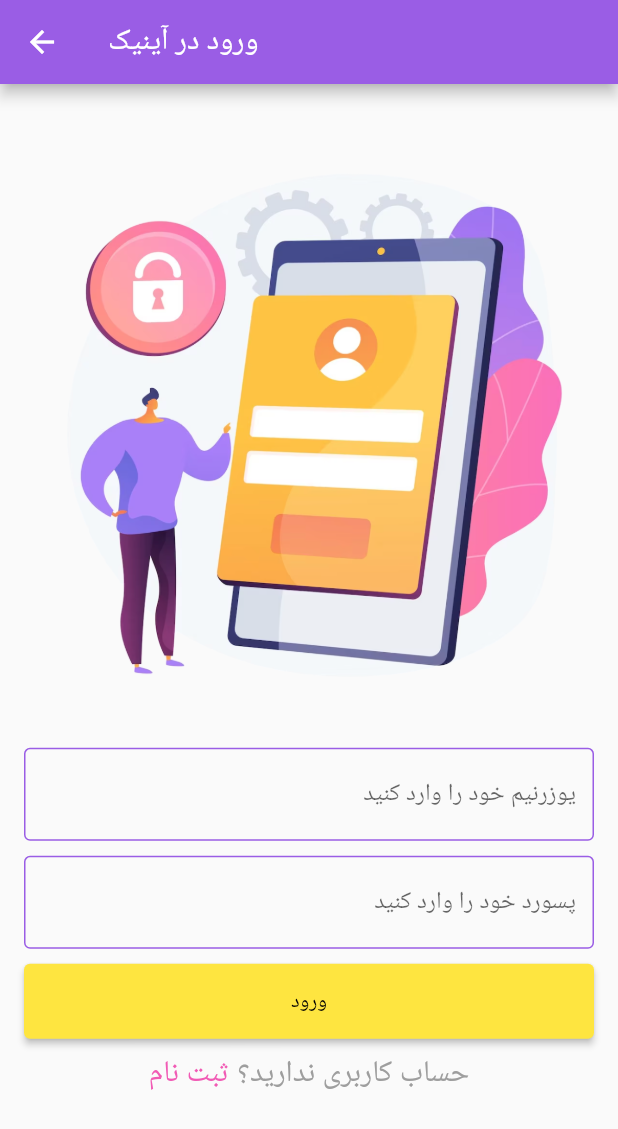
After one commit to Hediyeh-Eshaqi/ainik-frontend, a Flutter app: the screen it shows after launch, scrolled down 576 dp, after a tap on the "login" icon, on a phone screen of 412 x 824 dp. The commit adds this screen. Shown: the top 1129 px of the screen. Run offline on Flutter 3.47's test engine with Material 2 defaults, Android fonts, the phone set to English and light mode, and no system bars; our stand-ins replace flutter_image_slideshow.

Commit message:
add login/register page

```diff
--- a/lib/main.dart
+++ b/lib/main.dart
@@ -1,3 +1,4 @@
+import 'package:ainik_frontend/pages/login_register.dart';
 import 'package:ainik_frontend/widgets/custom_app_bar.dart';
 import 'package:ainik_frontend/widgets/custom_bottom_app_bar.dart';
 import 'package:ainik_frontend/pages/home_page.dart';
@@ -13,13 +14,16 @@ class MyApp extends StatelessWidget {
   // This widget is the root of your application.
   @override
   Widget build(BuildContext context) {
-    return const MaterialApp(
+    return MaterialApp(
       debugShowCheckedModeBanner: false,
       title: 'آینیک',
-      home: Directionality(
+      home: const Directionality(
         textDirection: TextDirection.rtl,
         child: AInik(title: "آینیک"),
       ),
+      routes: {
+        LoginRegister.routeName: (_) => LoginRegister(),
+      },
     );
   }
 }
--- /dev/null
+++ b/lib/pages/login_register.dart
@@ -0,0 +1,285 @@
+import 'package:ainik_frontend/common/colors.dart';
+import 'package:flutter/foundation.dart';
+import 'package:flutter/gestures.dart';
+import 'package:flutter/material.dart';
+
+class LoginRegister extends StatefulWidget {
+  const LoginRegister({super.key});
+  static const routeName = "/ligin_register";
+  @override
+  State<LoginRegister> createState() => _LoginRegisterState();
+}
+
+class _LoginRegisterState extends State<LoginRegister> {
+  String activePart = "ورود";
+  TextStyle defaultStyle = TextStyle(color: Colors.grey, fontSize: 20.0);
+  TextStyle linkStyle = TextStyle(color: AinikColors["danger"]);
+  TextEditingController usernameController = new TextEditingController();
+  TextEditingController passwordController = new TextEditingController();
+  TextEditingController confirmPasswordController = new TextEditingController();
+  TextEditingController nameController = new TextEditingController();
+  bool isChecked = false;
+  @override
+  Widget build(BuildContext context) {
+    Color getColor(Set<MaterialState> states) {
+      const Set<MaterialState> interactiveStates = <MaterialState>{
+        MaterialState.pressed,
+        MaterialState.hovered,
+        MaterialState.focused,
+      };
+      return Color.fromARGB(255, 241, 91, 181);
+    }
+
+    return Scaffold(
+      appBar: !kIsWeb
+          ? AppBar(
+              backgroundColor: AinikColors["primary"],
+              title: Text(activePart + " در آینیک"),
+            )
+          : null,
+      body: activePart == "ثبت نام"
+          ? SingleChildScrollView(
+              child: Center(
+                child: Container(
+                  padding: const EdgeInsets.all(10),
+                  width: 400,
+                  child: Column(
+                    mainAxisAlignment: MainAxisAlignment.center,
+                    children: [
+                      const SizedBox(
+                        height: 30,
+                      ),
+                      Image.asset("lib/assets/images/register.png"),
+                      const SizedBox(
+                        height: 40,
+                      ),
+                      TextField(
+                        textAlign: TextAlign.end,
+                        controller: usernameController,
+                        decoration: const InputDecoration(
+                          enabledBorder: OutlineInputBorder(
+                            borderSide: BorderSide(
+                              color: Color.fromARGB(255, 154, 93, 229),
+                            ),
+                          ),
+                          hintText: 'یوزرنیم خود را وارد کنید',
+                          focusedBorder: OutlineInputBorder(
+                            borderSide: BorderSide(
+                              color: Color.fromARGB(255, 154, 93, 229),
+                            ),
+                          ),
+                        ),
+                      ),
+                      const SizedBox(
+                        height: 10,
+                      ),
+                      TextField(
+                        textAlign: TextAlign.end,
+                        controller: passwordController,
+                        decoration: const InputDecoration(
+                          enabledBorder: OutlineInputBorder(
+                            borderSide: BorderSide(
+                                color: Color.fromARGB(255, 154, 93, 229)),
+                          ),
+                          hintText: 'پسورد خود را وارد کنید',
+                          focusedBorder: OutlineInputBorder(
+                            borderSide: BorderSide(
+                              color: Color.fromARGB(255, 154, 93, 229),
+                            ),
+                          ),
+                        ),
+                      ),
+                      const SizedBox(
+                        height: 10,
+                      ),
+                      TextField(
+                        textAlign: TextAlign.end,
+                        controller: confirmPasswordController,
+                        decoration: const InputDecoration(
+                          enabledBorder: OutlineInputBorder(
+                            borderSide: BorderSide(
+                                color: Color.fromARGB(255, 154, 93, 229)),
+                          ),
+                          hintText: 'پسورد خود را تکرار کنید',
+                          focusedBorder: OutlineInputBorder(
+                            borderSide: BorderSide(
+                              color: Color.fromARGB(255, 154, 93, 229),
+                            ),
+                          ),
+                        ),
+                      ),
+                      const SizedBox(
+                        height: 10,
+                      ),
+                      Row(
+                        mainAxisAlignment: MainAxisAlignment.end,
+                        children: [
+                          Text(
+                            "میخواهم به عنوان خیریه ثبت نام کنم",
+                            style: TextStyle(
+                                color: AinikColors["danger"], fontSize: 18),
+                          ),
+                          Checkbox(
+                            checkColor: Colors.white,
+                            fillColor:
+                                MaterialStateProperty.resolveWith(getColor),
+                            value: isChecked,
+                            onChanged: (bool? value) {
+                              setState(() {
+                                isChecked = value!;
+                              });
+                            },
+                          ),
+                        ],
+                      ),
+                      isChecked
+                          ? TextField(
+                              textAlign: TextAlign.end,
+                              controller: nameController,
+                              decoration: const InputDecoration(
+                                enabledBorder: OutlineInputBorder(
+                                  borderSide: BorderSide(
+                                      color: Color.fromARGB(255, 154, 93, 229)),
+                                ),
+                                hintText: 'نام خیریه را وارد کنید',
+                                focusedBorder: OutlineInputBorder(
+                                  borderSide: BorderSide(
+                                    color: Color.fromARGB(255, 154, 93, 229),
+                                  ),
+                                ),
+                              ),
+                            )
+                          : Text(""),
+                      const SizedBox(
+                        height: 10,
+                      ),
+                      Container(
+                        width: 400,
+                        height: 50,
+                        child: ElevatedButton(
+                          onPressed: () {},
+                          style: OutlinedButton.styleFrom(
+                            backgroundColor: AinikColors["warning"],
+                            foregroundColor: Colors.black,
+                          ),
+                          child: const Text("ثبت نام"),
+                        ),
+                      ),
+                      const SizedBox(
+                        height: 10,
+                      ),
+                      RichText(
+                        text: TextSpan(
+                          style: defaultStyle,
+                          children: <TextSpan>[
+                            const TextSpan(text: 'حساب کاربری دارید؟'),
+                            TextSpan(
+                              text: ' ورود',
+                              style: linkStyle,
+                              recognizer: TapGestureRecognizer()
+                                ..onTap = () {
+                                  setState(() {
+                                    activePart = "ورود";
+                                  });
+                                },
+                            ),
+                          ],
+                        ),
+                      ),
+                    ],
+                  ),
+                ),
+              ),
+            )
+          : SingleChildScrollView(
+              child: Center(
+                child: Container(
+                  padding: const EdgeInsets.all(10),
+                  width: 400,
+                  child: Column(
+                    mainAxisAlignment: MainAxisAlignment.center,
+                    children: [
+                      Image.asset("lib/assets/images/login.png"),
+                      const SizedBox(
+                        height: 40,
+                      ),
+                      TextField(
+                        textAlign: TextAlign.end,
+                        controller: usernameController,
+                        decoration: const InputDecoration(
+                          enabledBorder: OutlineInputBorder(
+                            borderSide: BorderSide(
+                              color: Color.fromARGB(255, 154, 93, 229),
+                            ),
+                          ),
+                          hintText: 'یوزرنیم خود را وارد کنید',
+                          focusedBorder: OutlineInputBorder(
+                            borderSide: BorderSide(
+                              color: Color.fromARGB(255, 154, 93, 229),
+                            ),
+                          ),
+                        ),
+                      ),
+                      const SizedBox(
+                        height: 10,
+                      ),
+                      TextField(
+                        textAlign: TextAlign.end,
+                        controller: passwordController,
+                        decoration: const InputDecoration(
+                          enabledBorder: OutlineInputBorder(
+                            borderSide: BorderSide(
+                                color: Color.fromARGB(255, 154, 93, 229)),
+                          ),
+                          hintText: 'پسورد خود را وارد کنید',
+                          focusedBorder: OutlineInputBorder(
+                            borderSide: BorderSide(
+                              color: Color.fromARGB(255, 154, 93, 229),
+                            ),
+                          ),
+                        ),
+                      ),
+                      const SizedBox(
+                        height: 10,
+                      ),
+                      Container(
+                        width: 400,
+                        height: 50,
+                        child: ElevatedButton(
+                          onPressed: () {},
+                          style: OutlinedButton.styleFrom(
+                            backgroundColor: AinikColors["warning"],
+                            foregroundColor: Colors.black,
+                          ),
+                          child: const Text("ورود"),
+                        ),
+                      ),
+                      const SizedBox(
+                        height: 10,
+                      ),
+                      RichText(
+                        text: TextSpan(
+                          style: defaultStyle,
+                          children: <TextSpan>[
+                            const TextSpan(text: 'حساب کاربری ندارید؟'),
+                            TextSpan(
+                              text: ' ثبت نام',
+                              style: linkStyle,
+                              recognizer: TapGestureRecognizer()
+                                ..onTap = () {
+                                  setState(() {
+                                    activePart = "ثبت نام";
+                                  });
+                                },
+                            ),
+                          ],
+                        ),
+                      )
+                    ],
+                  ),
+                ),
+              ),
+            ),
+    );
+  }
+}
--- a/lib/widgets/custom_app_bar.dart
+++ b/lib/widgets/custom_app_bar.dart
@@ -1,4 +1,5 @@
 import 'package:ainik_frontend/common/colors.dart';
+import 'package:ainik_frontend/pages/login_register.dart';
 import 'package:flutter/material.dart';
 
 class CustomAppBar extends StatefulWidget {
@@ -54,22 +55,24 @@ class _CustomAppBarState extends State<CustomAppBar> {
                 ),
               ],
             ),
-            // const Spacer(),
-            // Row(
-            //   children: const [
-            //     Icon(
-            //       Icons.person,
-            //       color: Colors.white,
-            //     ),
-            //     Text(
-            //       "پروفایل",
-            //       style: TextStyle(color: Colors.white),
-            //     ),
-            //   ],
-            // ),
+            const Spacer(),
+            Row(
+              children: const [
+                Icon(
+                  Icons.person,
+                  color: Colors.white,
+                ),
+                Text(
+                  "پروفایل",
+                  style: TextStyle(color: Colors.white),
+                ),
+              ],
+            ),
             const Spacer(),
             OutlinedButton(
-              onPressed: () {},
+              onPressed: () {
+                Navigator.of(context).pushNamed(LoginRegister.routeName);
+              },
               child: Text("ورود/ثبت نام"),
               style: OutlinedButton.styleFrom(
                 backgroundColor: AinikColors["warning"],
@@ -102,15 +105,17 @@ class _CustomAppBarState extends State<CustomAppBar> {
               Icon(Icons.person_4_outlined, color: Colors.white),
             ],
           ),
-          // const Spacer(),
-          // Row(
-          //   children: const [
-          //     Icon(Icons.person, color: Colors.white),
-          //   ],
-          // ),
+          const Spacer(),
+          Row(
+            children: const [
+              Icon(Icons.person, color: Colors.white),
+            ],
+          ),
           const Spacer(),
           OutlinedButton(
-            onPressed: () {},
+            onPressed: () {
+              Navigator.of(context).pushNamed(LoginRegister.routeName);
+            },
             child: Text("ورود/ثبت نام"),
             style: OutlinedButton.styleFrom(
               backgroundColor: AinikColors["warning"],
--- a/lib/widgets/custom_bottom_app_bar.dart
+++ b/lib/widgets/custom_bottom_app_bar.dart
@@ -1,3 +1,4 @@
+import 'package:ainik_frontend/pages/login_register.dart';
 import 'package:flutter/material.dart';
 
 class CustomBottomAppBar extends StatelessWidget {
@@ -30,7 +31,14 @@ class CustomBottomAppBar extends StatelessWidget {
             onPressed: () {},
             icon: const Icon(Icons.person_4_outlined),
           ),
-          const Spacer()
+          const Spacer(),
+          IconButton(
+            onPressed: () {
+              Navigator.of(context).pushNamed(LoginRegister.routeName);
+            },
+            icon: Icon(Icons.login),
+          ),
+          const Spacer(),
         ],
       ),
     );
--- a/lib/widgets/my_list_view.dart
+++ b/lib/widgets/my_list_view.dart
@@ -43,8 +43,8 @@ class _MyListViewState extends State<MyListView> {
                   onPressed: () {},
                   child: Text("مشاهده همه"),
                   style: ElevatedButton.styleFrom(
-                    backgroundColor: AinikColors["danger"],
-                    foregroundColor: Colors.white,
+                    backgroundColor: AinikColors["warning"],
+                    foregroundColor: Colors.black,
                   ),
                 )
               ],
--- a/pubspec.yaml
+++ b/pubspec.yaml
@@ -64,6 +64,8 @@ flutter:
     - lib/assets/images/1.png
     - lib/assets/images/2.png
     - lib/assets/images/3.png
+    - lib/assets/images/login.png
+    - lib/assets/images/register.png
   #   - images/a_dot_ham.jpeg
 
   # An image asset can refer to one or more resolution-specific "variants", see
```
Also changed, not shown: lib/assets/images/login.png (added), lib/assets/images/register.png (added).
